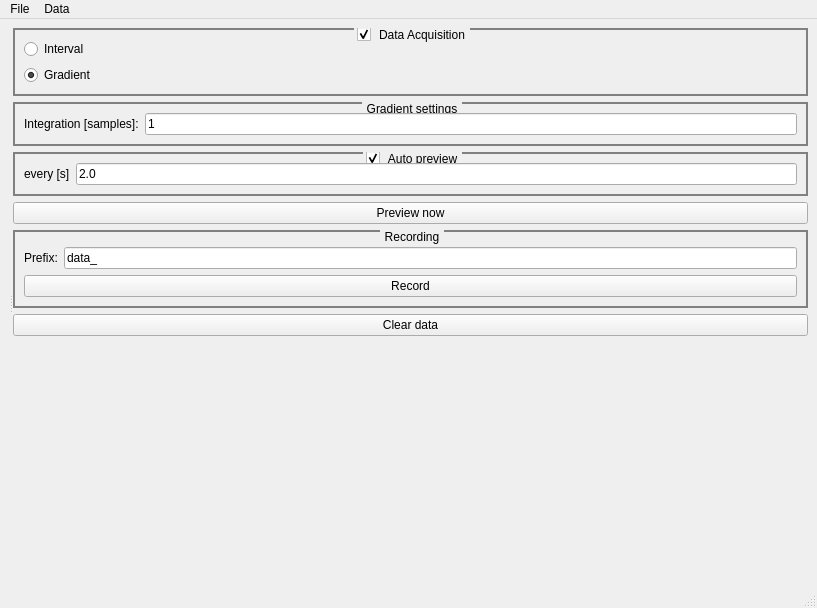
Qt form mainwindow.ui (scummos/radio_logtool) before a commit.
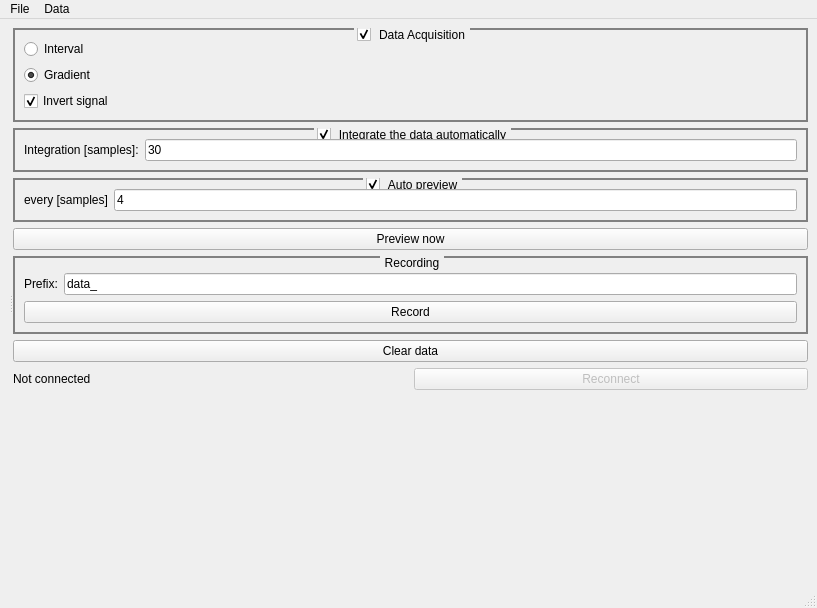
The same form after that commit. Custom widgets are drawn as their Qt base class.

Commit message: Nice version with integration and everything, just a few bugs left

```diff
--- a/mainwindow.ui
+++ b/mainwindow.ui
@@ -113,6 +113,16 @@
              </property>
             </widget>
            </item>
+           <item>
+            <widget class="QCheckBox" name="invertSignalCheckbox">
+             <property name="text">
+              <string>Invert signal</string>
+             </property>
+             <property name="checked">
+              <bool>true</bool>
+             </property>
+            </widget>
+           </item>
           </layout>
           <zorder>mode_gradient</zorder>
           <zorder>mode_interval</zorder>
@@ -120,6 +130,9 @@
         </item>
         <item>
          <widget class="QGroupBox" name="gradientSettings_group">
+          <property name="enabled">
+           <bool>true</bool>
+          </property>
           <property name="styleSheet">
            <string notr="true"> QGroupBox {
      border: 2px solid gray;
@@ -133,7 +146,10 @@
  }</string>
           </property>
           <property name="title">
-           <string>Gradient settings</string>
+           <string>Integrate the data automatically</string>
+          </property>
+          <property name="checkable">
+           <bool>true</bool>
           </property>
           <layout class="QVBoxLayout" name="verticalLayout_6">
            <item>
@@ -148,7 +164,7 @@
              <item>
               <widget class="QLineEdit" name="gradientSettings_integrate">
                <property name="text">
-                <string>1</string>
+                <string>30</string>
                </property>
               </widget>
              </item>
@@ -183,14 +199,14 @@
              <item>
               <widget class="QLabel" name="_every">
                <property name="text">
-                <string>every [s]</string>
+                <string>every [samples]</string>
                </property>
               </widget>
              </item>
              <item>
               <widget class="QLineEdit" name="preview_repeatInterval">
                <property name="text">
-                <string>2.0</string>
+                <string>4</string>
                </property>
               </widget>
              </item>
@@ -265,6 +281,27 @@
           </property>
          </widget>
         </item>
+        <item>
+         <layout class="QHBoxLayout" name="horizontalLayout_4">
+          <item>
+           <widget class="QLabel" name="connectionStatus">
+            <property name="text">
+             <string>Not connected</string>
+            </property>
+           </widget>
+          </item>
+          <item>
+           <widget class="QPushButton" name="reconnectButton">
+            <property name="enabled">
+             <bool>false</bool>
+            </property>
+            <property name="text">
+             <string>Reconnect</string>
+            </property>
+           </widget>
+          </item>
+         </layout>
+        </item>
         <item>
          <spacer name="verticalSpacer">
           <property name="orientation">
```
Left out of the diff: 7 changed lines with no effect on the pictures. The commit also changes 1 other file.
